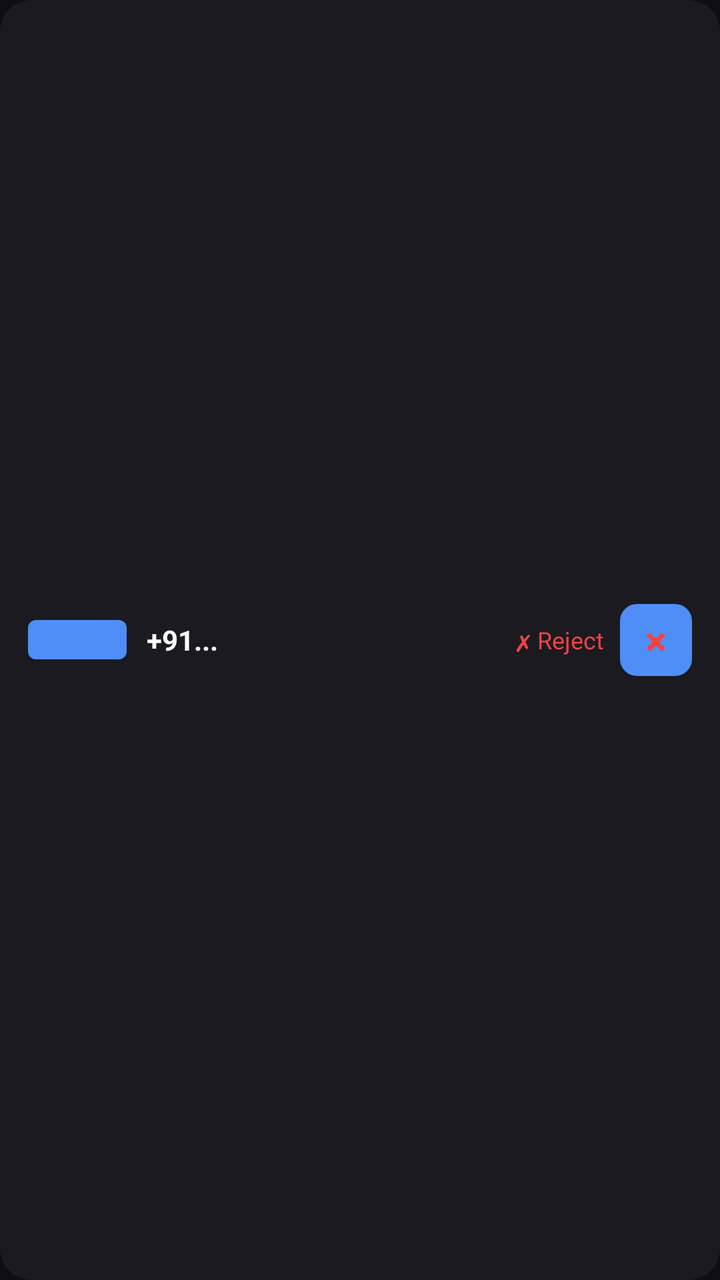
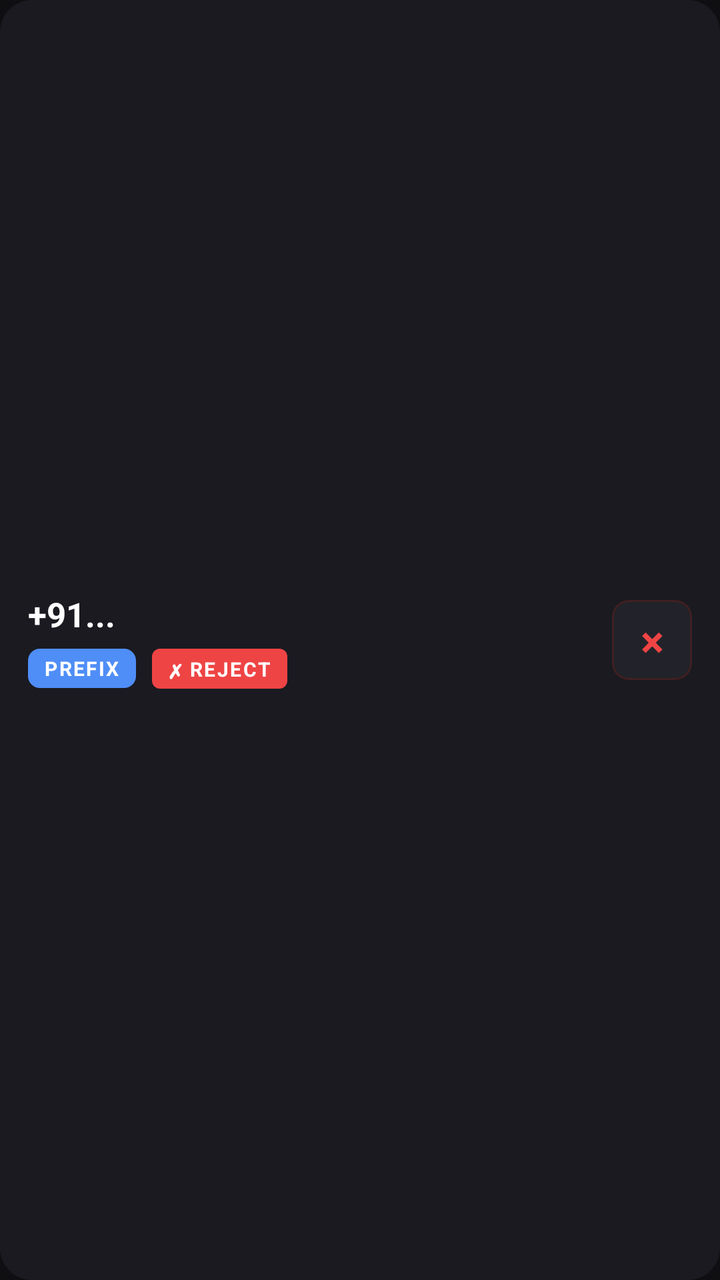

Before-and-after screenshots of an Android layout around one commit, followed by the original layout XML and the change that was made.
<!-- AndroidManifest.xml: application theme Theme.CallFilter -->
<!-- res/layout/rule_item.xml -->
<?xml version="1.0" encoding="utf-8"?>
<LinearLayout xmlns:android="http://schemas.android.com/apk/res/android"
    android:layout_width="match_parent" android:layout_height="wrap_content"
    android:orientation="horizontal" android:gravity="center_vertical"
    android:background="@drawable/card_bg" android:padding="14dp"
    android:layout_marginBottom="8dp">
    <TextView android:id="@+id/ruleTypeBadge"
        android:layout_width="wrap_content" android:layout_height="wrap_content"
        android:text="PREFIX" android:textSize="10sp" android:textStyle="bold"
        android:textColor="@color/accent" android:background="@drawable/badge_accent"
        android:paddingStart="8dp" android:paddingEnd="8dp"
        android:paddingTop="3dp" android:paddingBottom="3dp"
        android:layout_marginEnd="10dp"/>
    <TextView android:id="@+id/rulePattern"
        android:layout_width="0dp" android:layout_weight="1"
        android:layout_height="wrap_content" android:text="+91..."
        android:textSize="14sp" android:textStyle="bold" android:textColor="@color/text"/>
    <TextView android:id="@+id/ruleActionBadge"
        android:layout_width="wrap_content" android:layout_height="wrap_content"
        android:text="✗ Reject" android:textSize="12sp"
        android:textColor="@color/reject" android:layout_marginEnd="8dp"/>
    <Button android:id="@+id/btnDelete"
        android:layout_width="36dp" android:layout_height="36dp"
        android:text="×" android:textSize="20sp" android:textStyle="bold"
        android:textColor="#EF4444" android:background="@drawable/btn_delete"
        android:padding="0dp" android:minWidth="0dp" android:minHeight="0dp"/>
</LinearLayout>
<!-- resources referenced by this layout -->
<resources>
  <color name="accent">#4F8EF7</color>
  <color name="reject">#EF4444</color>
  <color name="text">#FFFFFF</color>
  <!-- drawable badge_accent (drawable) -->
  <?xml version="1.0" encoding="utf-8"?>
  <shape xmlns:android="http://schemas.android.com/apk/res/android" android:shape="rectangle">
      <corners android:radius="4dp"/>
      <solid android:color="#4F8EF7"/>
  </shape>
  <!-- drawable btn_delete (drawable) -->
  <?xml version="1.0" encoding="utf-8"?>
  <shape xmlns:android="http://schemas.android.com/apk/res/android" android:shape="rectangle">
      <corners android:radius="8dp"/>
      <solid android:color="#22232A"/>
      <stroke android:width="1dp" android:color="#3F1F22"/>
  </shape>
  <!-- drawable card_bg (drawable) -->
  <?xml version="1.0" encoding="utf-8"?>
  <shape xmlns:android="http://schemas.android.com/apk/res/android" android:shape="rectangle">
      <corners android:radius="16dp"/>
      <solid android:color="#1A1A20"/>
  </shape>
  <style name="Theme.CallFilter" parent="Theme.Material3.DayNight.NoActionBar">
          <item name="android:windowBackground">@color/bg</item>
          <item name="android:statusBarColor">@color/bg</item>
          <item name="android:navigationBarColor">@color/bg</item>
          <item name="android:windowLightStatusBar">false</item>
          <item name="colorPrimary">@color/accent</item>
          <item name="colorOnPrimary">@color/white</item>
          <item name="android:textColor">@color/text</item>
      </style>
  <color name="bg">#0F0F12</color>
  <color name="white">#FFFFFF</color>
</resources>

<!-- the commit's change to res/layout/rule_item.xml (unified diff, before → after) -->
@@ -1,27 +1,81 @@
 <?xml version="1.0" encoding="utf-8"?>
 <LinearLayout xmlns:android="http://schemas.android.com/apk/res/android"
-    android:layout_width="match_parent" android:layout_height="wrap_content"
-    android:orientation="horizontal" android:gravity="center_vertical"
-    android:background="@drawable/card_bg" android:padding="14dp"
-    android:layout_marginBottom="8dp">
-    <TextView android:id="@+id/ruleTypeBadge"
-        android:layout_width="wrap_content" android:layout_height="wrap_content"
-        android:text="PREFIX" android:textSize="10sp" android:textStyle="bold"
-        android:textColor="@color/accent" android:background="@drawable/badge_accent"
-        android:paddingStart="8dp" android:paddingEnd="8dp"
-        android:paddingTop="3dp" android:paddingBottom="3dp"
-        android:layout_marginEnd="10dp"/>
-    <TextView android:id="@+id/rulePattern"
-        android:layout_width="0dp" android:layout_weight="1"
-        android:layout_height="wrap_content" android:text="+91..."
-        android:textSize="14sp" android:textStyle="bold" android:textColor="@color/text"/>
-    <TextView android:id="@+id/ruleActionBadge"
-        android:layout_width="wrap_content" android:layout_height="wrap_content"
-        android:text="✗ Reject" android:textSize="12sp"
-        android:textColor="@color/reject" android:layout_marginEnd="8dp"/>
-    <Button android:id="@+id/btnDelete"
-        android:layout_width="36dp" android:layout_height="36dp"
-        android:text="×" android:textSize="20sp" android:textStyle="bold"
-        android:textColor="#EF4444" android:background="@drawable/btn_delete"
-        android:padding="0dp" android:minWidth="0dp" android:minHeight="0dp"/>
+    android:layout_width="match_parent"
+    android:layout_height="wrap_content"
+    android:orientation="horizontal"
+    android:gravity="center_vertical"
+    android:background="@drawable/card_bg"
+    android:padding="14dp"
+    android:layout_marginBottom="10dp">
+
+    
+    <LinearLayout
+        android:layout_width="0dp"
+        android:layout_weight="1"
+        android:layout_height="wrap_content"
+        android:orientation="vertical">
+
+        <TextView
+            android:id="@+id/rulePattern"
+            android:layout_width="wrap_content"
+            android:layout_height="wrap_content"
+            android:text="+91..."
+            android:textSize="17sp"
+            android:textStyle="bold"
+            android:textColor="@color/text"/>
+
+        <LinearLayout
+            android:layout_width="wrap_content"
+            android:layout_height="wrap_content"
+            android:orientation="horizontal"
+            android:gravity="center_vertical"
+            android:layout_marginTop="6dp">
+
+            <TextView
+                android:id="@+id/ruleTypeBadge"
+                android:layout_width="wrap_content"
+                android:layout_height="wrap_content"
+                android:text="PREFIX"
+                android:textSize="10sp"
+                android:textStyle="bold"
+                android:letterSpacing="0.08"
+                android:textColor="@color/white"
+                android:background="@drawable/badge_type"
+                android:paddingStart="8dp"
+                android:paddingEnd="8dp"
+                android:paddingTop="3dp"
+                android:paddingBottom="3dp"
+                android:layout_marginEnd="8dp"/>
+
+            <TextView
+                android:id="@+id/ruleActionBadge"
+                android:layout_width="wrap_content"
+                android:layout_height="wrap_content"
+                android:text="✗ REJECT"
+                android:textSize="10sp"
+                android:textStyle="bold"
+                android:letterSpacing="0.08"
+                android:textColor="@color/white"
+                android:background="@drawable/badge_reject"
+                android:paddingStart="8dp"
+                android:paddingEnd="8dp"
+                android:paddingTop="3dp"
+                android:paddingBottom="3dp"/>
+        </LinearLayout>
+    </LinearLayout>
+
+    
+    <TextView
+        android:id="@+id/btnDelete"
+        android:layout_width="40dp"
+        android:layout_height="40dp"
+        android:text="×"
+        android:textSize="22sp"
+        android:textStyle="bold"
+        android:textColor="@color/reject"
+        android:background="@drawable/btn_delete"
+        android:gravity="center"
+        android:clickable="true"
+        android:focusable="true"
+        android:foreground="?android:attr/selectableItemBackground"/>
 </LinearLayout>
<!-- resource entries referenced after the edit -->
@@ -3,12 +3,6 @@
   <color name="accent">#4F8EF7</color>
   <color name="reject">#EF4444</color>
   <color name="text">#FFFFFF</color>
-  <!-- drawable badge_accent (drawable) -->
-  <?xml version="1.0" encoding="utf-8"?>
-  <shape xmlns:android="http://schemas.android.com/apk/res/android" android:shape="rectangle">
-      <corners android:radius="4dp"/>
-      <solid android:color="#4F8EF7"/>
-  </shape>
   <!-- drawable btn_delete (drawable) -->
   <?xml version="1.0" encoding="utf-8"?>
   <shape xmlns:android="http://schemas.android.com/apk/res/android" android:shape="rectangle">
@@ -33,5 +27,18 @@
       </style>
   <color name="bg">#0F0F12</color>
   <color name="white">#FFFFFF</color>
+  <!-- drawable badge_reject (drawable) -->
+  <?xml version="1.0" encoding="utf-8"?>
+  <shape xmlns:android="http://schemas.android.com/apk/res/android" android:shape="rectangle">
+      <corners android:radius="4dp"/>
+      <solid android:color="#EF4444"/>
+  </shape>
+  <!-- drawable badge_type (drawable) -->
+  <?xml version="1.0" encoding="utf-8"?>
+  <shape xmlns:android="http://schemas.android.com/apk/res/android"
+      android:shape="rectangle">
+      <corners android:radius="6dp"/>
+      <solid android:color="#4F8EF7"/>
+  </shape>
 </resources>
 
